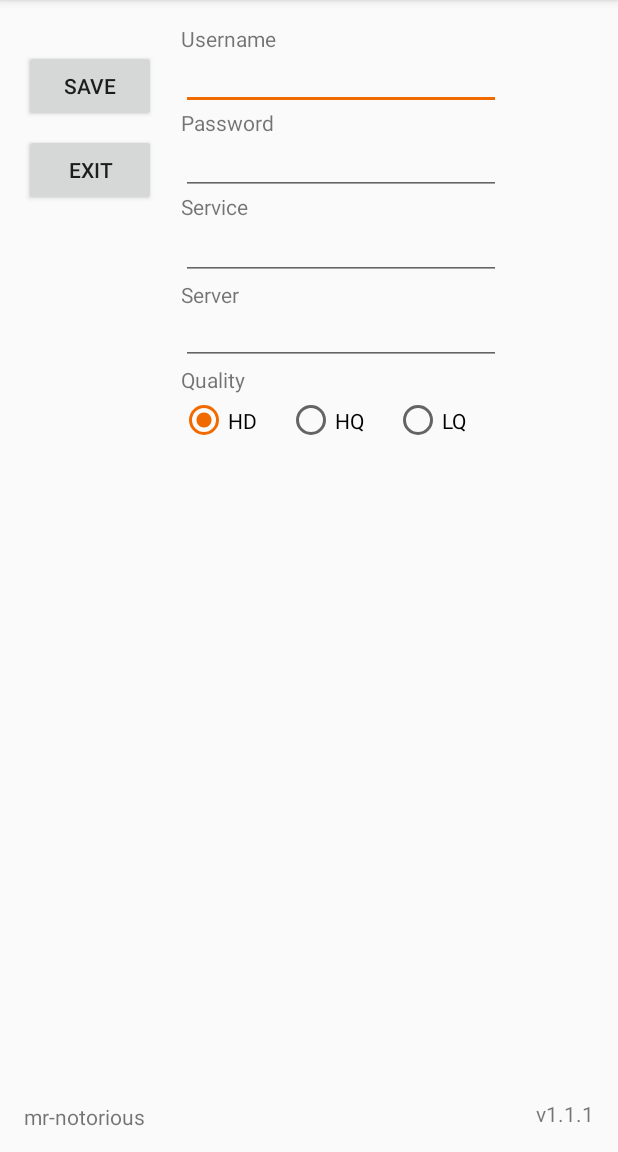
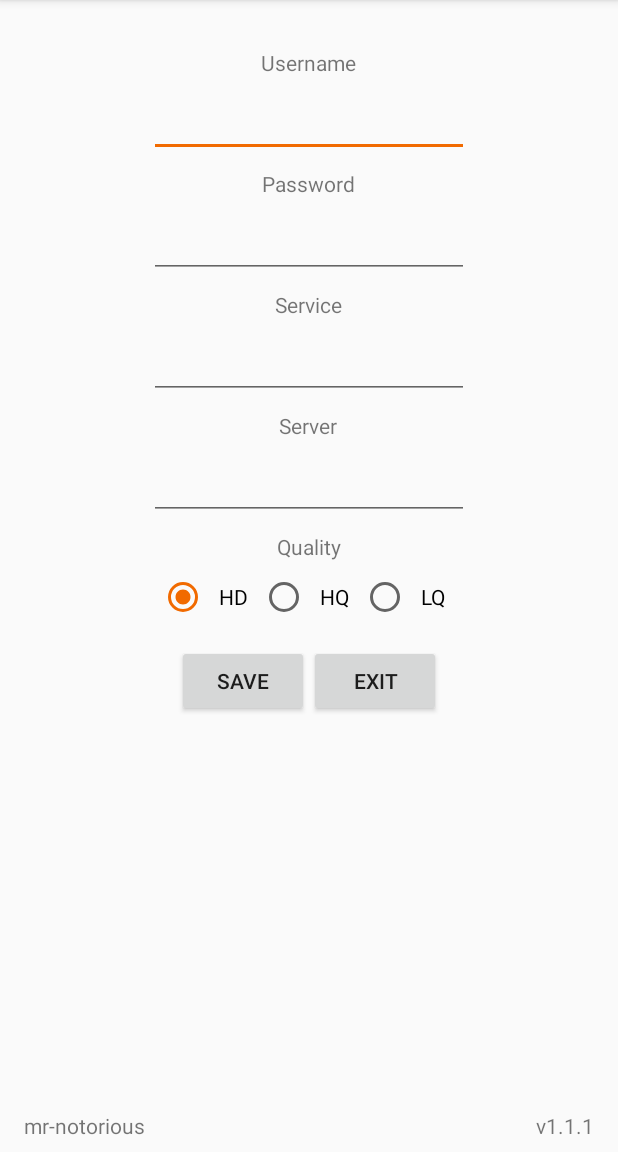
Before and after one commit to mr-notorious/SmoothProxy, an Android app: the screen it shows after launch (MainActivity), on a phone screen of 412 x 824 dp, the part 84-1236 px from its top. Run offline under Robolectric (Android 15) with nearby library versions, the phone set to English and light mode, and no system bars; 2 statements that could not run were skipped.

Commit message:
Layout:  Constraint -> Linear
Simplify the layout a bit by centeringy it vertically.

```diff
--- a/app/src/main/res/layout/activity_main.xml
+++ b/app/src/main/res/layout/activity_main.xml
@@ -1,221 +1,185 @@
 <?xml version="1.0" encoding="utf-8"?>
-<android.support.constraint.ConstraintLayout xmlns:android="http://schemas.android.com/apk/res/android"
-                                             xmlns:app="http://schemas.android.com/apk/res-auto"
-                                             xmlns:tools="http://schemas.android.com/tools"
-                                             android:layout_width="match_parent"
-                                             android:layout_height="match_parent"
-                                             tools:context="com.notorious.smoothproxy.MainActivity"
-                                             tools:layout_editor_absoluteX="0dp"
-                                             tools:layout_editor_absoluteY="81dp">
-
-    <android.support.constraint.ConstraintLayout
-        android:id="@+id/constraintLayout"
-        android:layout_width="0dp"
-        android:layout_height="0dp"
-        android:layout_marginBottom="186dp"
-        android:layout_marginLeft="89dp"
-        android:layout_marginStart="89dp"
-        app:layout_constraintBottom_toBottomOf="parent"
-        app:layout_constraintLeft_toLeftOf="parent"
-        tools:layout_constraintBottom_creator="1"
-        tools:layout_constraintLeft_creator="1"/>
+<LinearLayout xmlns:android="http://schemas.android.com/apk/res/android"
+    xmlns:tools="http://schemas.android.com/tools"
+    android:layout_width="match_parent"
+    android:layout_height="match_parent"
+    tools:context="com.notorious.smoothproxy.MainActivity"
+    android:paddingTop="16dp"
+    android:paddingLeft="16dp"
+    android:paddingRight="16dp"
+    android:orientation="vertical"
+    android:gravity="center">
 
     <TextView
         android:id="@+id/tv_username"
         android:layout_width="wrap_content"
         android:layout_height="wrap_content"
         android:layout_marginTop="16dp"
-        android:text="Username"
-        app:layout_constraintLeft_toLeftOf="@+id/et_username"
-        app:layout_constraintTop_toTopOf="parent"
-        tools:layout_constraintLeft_creator="1"
-        tools:layout_constraintTop_creator="1"/>
+        android:paddingLeft="16dp"
+        android:paddingRight="16dp"
+        android:text="Username" />
 
     <EditText
         android:id="@+id/et_username"
         android:layout_width="wrap_content"
-        android:layout_height="39dp"
-        android:layout_marginBottom="17dp"
-        android:layout_marginTop="17dp"
+        android:layout_height="wrap_content"
+        android:gravity="center_horizontal"
+        android:layout_marginTop="8dp"
+        android:paddingLeft="16dp"
+        android:paddingRight="16dp"
         android:ems="10"
-        android:inputType="textVisiblePassword"
-        app:layout_constraintBottom_toBottomOf="@+id/tv_password"
-        app:layout_constraintLeft_toLeftOf="@+id/et_password"
-        app:layout_constraintRight_toRightOf="@+id/et_password"
-        app:layout_constraintTop_toTopOf="@+id/tv_username"
-        tools:layout_constraintBottom_creator="1"
-        tools:layout_constraintLeft_creator="1"
-        tools:layout_constraintRight_creator="1"
-        tools:layout_constraintTop_creator="1"/>
+        android:inputType="textVisiblePassword" />
 
     <TextView
         android:id="@+id/tv_password"
         android:layout_width="wrap_content"
         android:layout_height="wrap_content"
+        android:layout_marginTop="8dp"
+        android:paddingLeft="16dp"
+        android:paddingRight="16dp"
         android:text="Password"
-        app:layout_constraintBottom_toBottomOf="@+id/b_save"
-        app:layout_constraintLeft_toLeftOf="@+id/et_username"
-        app:layout_constraintTop_toBottomOf="@+id/b_save"
-        tools:layout_constraintBottom_creator="1"
-        tools:layout_constraintLeft_creator="1"
-        tools:layout_constraintTop_creator="1"/>
+        />
 
     <EditText
         android:id="@+id/et_password"
         android:layout_width="wrap_content"
-        android:layout_height="39dp"
-        android:layout_marginTop="17dp"
+        android:layout_height="wrap_content"
+        android:gravity="center_horizontal"
         android:ems="10"
         android:inputType="textPassword"
-        app:layout_constraintLeft_toLeftOf="@+id/et_service"
-        app:layout_constraintRight_toRightOf="@+id/et_service"
-        app:layout_constraintTop_toBottomOf="@+id/et_username"
-        tools:layout_constraintLeft_creator="1"
-        tools:layout_constraintRight_creator="1"
-        tools:layout_constraintTop_creator="1"/>
+        android:layout_marginTop="8dp"
+        android:paddingLeft="16dp"
+        android:paddingRight="16dp"/>
 
     <TextView
         android:id="@+id/tv_service"
         android:layout_width="wrap_content"
         android:layout_height="wrap_content"
         android:text="Service"
-        app:layout_constraintBottom_toBottomOf="@+id/b_exit"
-        app:layout_constraintLeft_toLeftOf="@+id/et_password"
-        app:layout_constraintTop_toBottomOf="@+id/b_exit"
-        tools:layout_constraintBottom_creator="1"
-        tools:layout_constraintLeft_creator="1"
-        tools:layout_constraintTop_creator="1"/>
+        android:layout_marginTop="8dp"
+        android:paddingLeft="16dp"
+        android:paddingRight="16dp"/>
 
     <EditText
         android:id="@+id/et_service"
         android:layout_width="wrap_content"
-        android:layout_height="39dp"
-        android:layout_marginTop="17dp"
+        android:layout_height="wrap_content"
+        android:gravity="center_horizontal"
         android:ems="10"
         android:inputType="textVisiblePassword"
-        app:layout_constraintLeft_toLeftOf="@+id/et_server"
-        app:layout_constraintRight_toRightOf="@+id/et_server"
-        app:layout_constraintTop_toBottomOf="@+id/et_password"
-        tools:layout_constraintLeft_creator="1"
-        tools:layout_constraintRight_creator="1"
-        tools:layout_constraintTop_creator="1"/>
+        android:layout_marginTop="8dp"
+        android:paddingLeft="16dp"
+        android:paddingRight="16dp"/>
 
     <TextView
         android:id="@+id/tv_server"
         android:layout_width="wrap_content"
         android:layout_height="wrap_content"
         android:text="Server"
-        app:layout_constraintLeft_toLeftOf="@+id/et_service"
-        app:layout_constraintTop_toBottomOf="@+id/et_service"
-        tools:layout_constraintLeft_creator="1"
-        tools:layout_constraintTop_creator="1"/>
+        android:layout_marginTop="8dp"
+        android:paddingLeft="16dp"
+        android:paddingRight="16dp"/>
 
     <EditText
         android:id="@+id/et_server"
         android:layout_width="wrap_content"
-        android:layout_height="39dp"
-        android:layout_marginTop="17dp"
+        android:layout_height="wrap_content"
+        android:gravity="center_horizontal"
         android:ems="10"
         android:inputType="textVisiblePassword"
-        app:layout_constraintLeft_toLeftOf="@+id/rg_quality"
-        app:layout_constraintRight_toRightOf="@+id/rg_quality"
-        app:layout_constraintTop_toBottomOf="@+id/et_service"
-        tools:layout_constraintLeft_creator="1"
-        tools:layout_constraintRight_creator="1"
-        tools:layout_constraintTop_creator="1"/>
+        android:layout_marginTop="8dp"
+        android:paddingLeft="16dp"
+        android:paddingRight="16dp"/>
 
     <TextView
         android:id="@+id/tv_quality"
         android:layout_width="wrap_content"
         android:layout_height="wrap_content"
         android:text="Quality"
-        app:layout_constraintLeft_toLeftOf="@+id/et_server"
-        app:layout_constraintTop_toBottomOf="@+id/et_server"
-        tools:layout_constraintLeft_creator="1"
-        tools:layout_constraintTop_creator="1"/>
+        android:layout_marginTop="8dp"
+        android:paddingLeft="16dp"
+        android:paddingRight="16dp"/>
 
     <RadioGroup
         android:id="@+id/rg_quality"
         android:layout_width="wrap_content"
         android:layout_height="wrap_content"
-        android:layout_marginEnd="78dp"
-        android:layout_marginRight="78dp"
-        android:layout_marginTop="17dp"
         android:orientation="horizontal"
-        app:layout_constraintRight_toRightOf="parent"
-        app:layout_constraintTop_toBottomOf="@+id/et_server"
-        tools:layout_constraintRight_creator="1"
-        tools:layout_constraintTop_creator="1">
+        android:layout_marginTop="8dp"
+        android:paddingLeft="16dp"
+        android:paddingRight="16dp">
 
         <RadioButton
             android:id="@+id/r_hd"
-            android:layout_width="71dp"
-            android:layout_height="39dp"
+            android:layout_width="wrap_content"
+            android:layout_height="wrap_content"
+            android:paddingLeft="8dp"
+            android:paddingRight="8dp"
             android:text="HD"/>
 
         <RadioButton
             android:id="@+id/r_hq"
-            android:layout_width="71dp"
-            android:layout_height="39dp"
+            android:layout_width="wrap_content"
+            android:layout_height="wrap_content"
+            android:paddingLeft="8dp"
+            android:paddingRight="8dp"
             android:text="HQ"/>
 
         <RadioButton
             android:id="@+id/r_lq"
-            android:layout_width="71dp"
-            android:layout_height="39dp"
+            android:layout_width="wrap_content"
+            android:layout_height="wrap_content"
+            android:paddingLeft="8dp"
+            android:paddingRight="8dp"
             android:text="LQ"/>
     </RadioGroup>
+
+    <LinearLayout
+        android:layout_width="wrap_content"
+        android:layout_height="wrap_content"
+        android:layout_marginTop="8dp"
+        android:paddingLeft="16dp"
+        android:paddingRight="16dp"
+        android:orientation="horizontal">
 
     <Button
         android:id="@+id/b_save"
         android:layout_width="wrap_content"
         android:layout_height="wrap_content"
-        android:layout_marginLeft="16dp"
-        android:layout_marginStart="16dp"
-        android:layout_marginTop="33dp"
         android:text="Save"
-        app:layout_constraintLeft_toLeftOf="parent"
-        app:layout_constraintTop_toTopOf="parent"
-        tools:layout_constraintLeft_creator="1"
-        tools:layout_constraintTop_creator="1"/>
+        android:layout_marginTop="8dp"
+        android:paddingLeft="16dp"
+        android:paddingRight="16dp"/>
 
     <Button
         android:id="@+id/b_exit"
         android:layout_width="wrap_content"
         android:layout_height="wrap_content"
         android:layout_marginTop="8dp"
-        android:text="Exit"
-        app:layout_constraintLeft_toLeftOf="@+id/b_save"
-        app:layout_constraintRight_toRightOf="@+id/b_save"
-        app:layout_constraintTop_toBottomOf="@+id/b_save"
-        tools:layout_constraintLeft_creator="1"
-        tools:layout_constraintRight_creator="1"
-        tools:layout_constraintTop_creator="1"/>
+        android:text="Exit" />
+    </LinearLayout>
 
+    <RelativeLayout
+        android:layout_width="wrap_content"
+        android:layout_height="wrap_content"
+        android:layout_alignParentBottom="true">
     <TextView
         android:id="@+id/tv_signature"
         android:layout_width="wrap_content"
         android:layout_height="wrap_content"
-        android:layout_marginBottom="14dp"
-        android:layout_marginLeft="16dp"
-        android:layout_marginStart="16dp"
-        android:text="mr-notorious"
-        app:layout_constraintBottom_toBottomOf="parent"
-        app:layout_constraintLeft_toLeftOf="parent"
-        tools:layout_constraintBottom_creator="1"
-        tools:layout_constraintLeft_creator="1"/>
+        android:layout_alignParentLeft="true"
+        android:layout_alignParentBottom="true"
+        android:paddingBottom="8dp"
+        android:text="mr-notorious" />
 
     <TextView
         android:id="@+id/tv_version"
         android:layout_width="wrap_content"
         android:layout_height="wrap_content"
-        android:layout_marginBottom="16dp"
-        android:layout_marginEnd="16dp"
-        android:layout_marginRight="16dp"
-        android:text="v1.1.1"
-        app:layout_constraintBottom_toBottomOf="parent"
-        app:layout_constraintRight_toRightOf="parent"
-        tools:layout_constraintBottom_creator="1"
-        tools:layout_constraintRight_creator="1"/>
+        android:layout_alignParentRight="true"
+        android:layout_alignParentBottom="true"
+        android:paddingBottom="8dp"
+        android:text="v1.1.1" />
+    </RelativeLayout>
 
-</android.support.constraint.ConstraintLayout>
+</LinearLayout>
```
